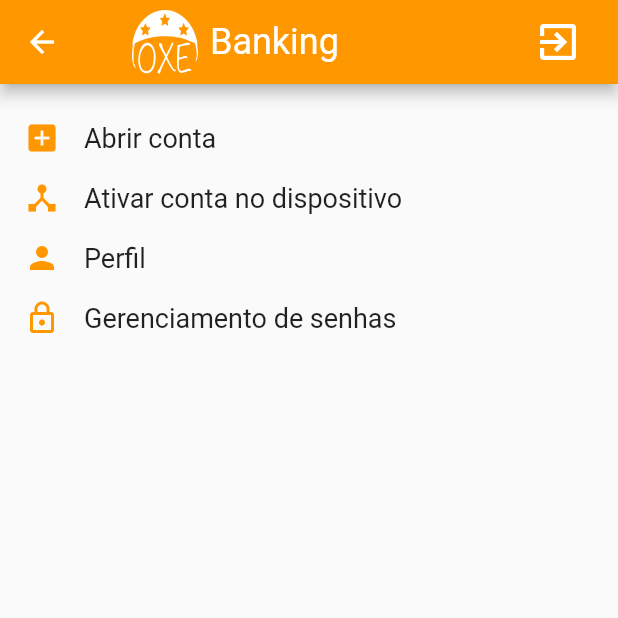
After one commit to aleffarias/oxe_banking, a Flutter app: the AccountScreen screen opened directly, on a phone screen of 412 x 824 dp, the top half of it. The commit adds this screen. Run offline on Flutter 3.47's test engine with Material 2 defaults, Android fonts, the light colour scheme and no system bars; our stand-ins replace flutter_svg.

Commit message:
feat: account menu screen

```diff
--- /dev/null
+++ b/lib/screens/account/account_screen.dart
@@ -0,0 +1,56 @@
+import 'package:flutter/material.dart';
+import 'package:oxe_banking/widget/CustomAppBar.dart';
+
+class AccountScreen extends StatelessWidget {
+  const AccountScreen({Key? key}) : super(key: key);
+
+  Widget _menuOption({required String title, required IconData iconData}) {
+    return InkWell(
+      onTap: () {
+        print('Clicou em $title');
+      },
+      child: Padding(
+        padding: const EdgeInsets.symmetric(vertical: 8.0),
+        child: Row(
+          children: [
+            Icon(
+              iconData,
+              color: Colors.orange,
+              size: 24.0,
+            ),
+            const SizedBox(width: 16),
+            Text(
+              title,
+              style: const TextStyle(fontSize: 18),
+            ),
+          ],
+        ),
+      ),
+    );
+  }
+
+  @override
+  Widget build(BuildContext context) {
+    return Scaffold(
+      appBar: const CustomAppBar(automaticallyImplyLeading: true),
+      body: SingleChildScrollView(
+        child: Padding(
+          padding: const EdgeInsets.all(16.0),
+          child: Column(
+            crossAxisAlignment: CrossAxisAlignment.start,
+            children: [
+              _menuOption(title: 'Abrir conta', iconData: Icons.add_box),
+              _menuOption(
+                  title: 'Ativar conta no dispositivo',
+                  iconData: Icons.device_hub),
+              _menuOption(title: 'Perfil', iconData: Icons.person),
+              _menuOption(
+                  title: 'Gerenciamento de senhas',
+                  iconData: Icons.lock_outline),
+            ],
+          ),
+        ),
+      ),
+    );
+  }
+}
--- /dev/null
+++ b/lib/widget/CustomAppBar.dart
@@ -0,0 +1,58 @@
+import 'package:flutter/material.dart';
+import 'package:flutter_svg/flutter_svg.dart';
+
+class CustomAppBar extends StatelessWidget implements PreferredSizeWidget {
+  final bool automaticallyImplyLeading;
+
+  const CustomAppBar({Key? key, this.automaticallyImplyLeading = false})
+      : super(key: key);
+
+  @override
+  Widget build(BuildContext context) {
+    return AppBar(
+      title: Padding(
+        padding: const EdgeInsets.symmetric(horizontal: 16.0),
+        child: Row(
+          children: [
+            SvgPicture.asset(
+              'assets/svg/logo.svg',
+              width: 44,
+              height: 44,
+            ),
+            const SizedBox(width: 8),
+            Align(
+              alignment: const Alignment(-1, 1),
+              child: RichText(
+                text: const TextSpan(
+                  text: 'Banking',
+                  style: TextStyle(
+                    color: Colors.white,
+                    fontSize: 24,
+                  ),
+                ),
+              ),
+            ),
+          ],
+        ),
+      ),
+      automaticallyImplyLeading: automaticallyImplyLeading,
+      iconTheme: const IconThemeData(color: Colors.white),
+      actions: [
+        Padding(
+          padding: const EdgeInsets.symmetric(horizontal: 16.0),
+          child: IconButton(
+            onPressed: () {
+              Navigator.pop(context);
+            },
+            icon: const Icon(Icons.exit_to_app),
+            color: Colors.white,
+            iconSize: 32,
+          ),
+        ),
+      ],
+    );
+  }
+
+  @override
+  Size get preferredSize => const Size.fromHeight(kToolbarHeight);
+}
```
Also changed, not shown: lib/screens/home_screen.dart (+40 -53 lines).
